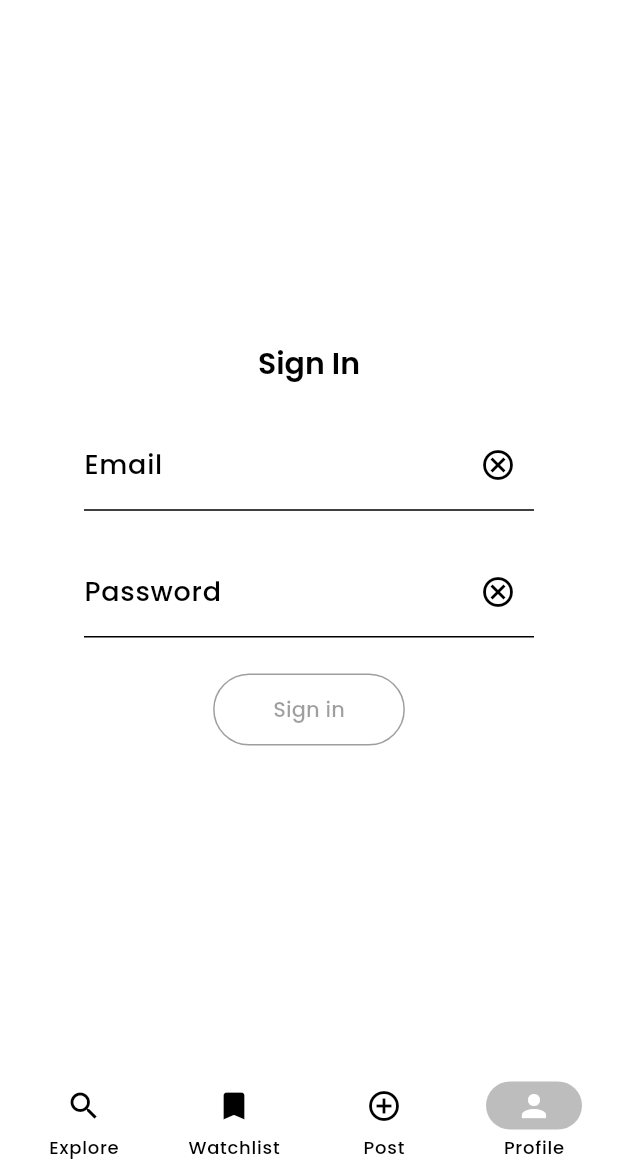
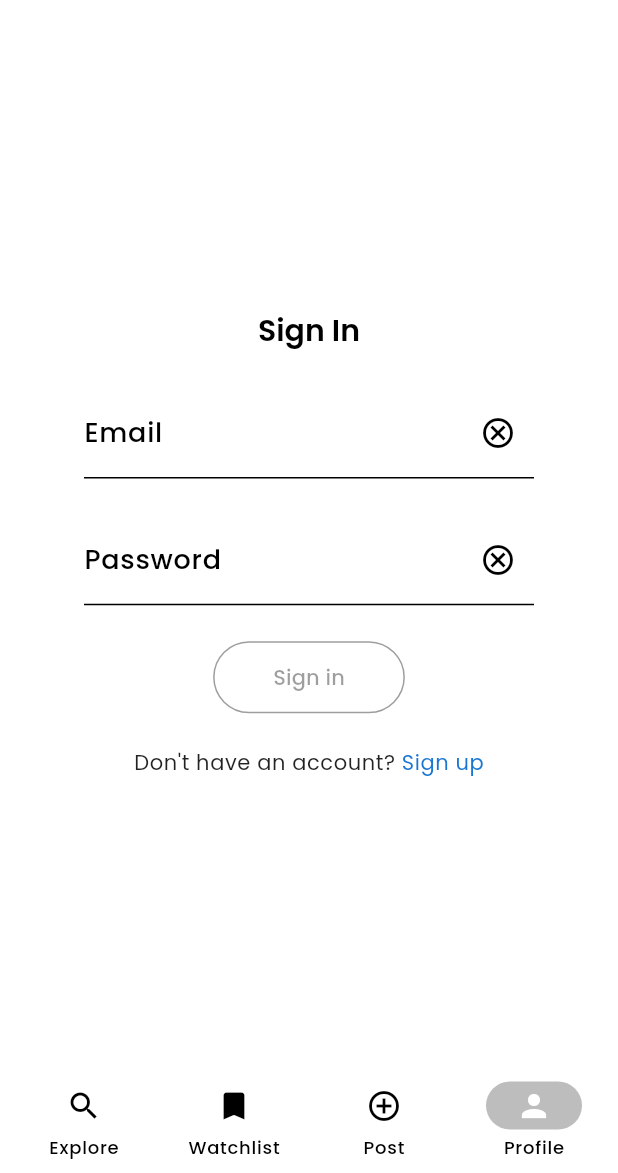
Before and after one commit to joengelena/aurae-beauty-app, a Flutter app: the SignInPage screen opened by its route, on a phone screen of 412 x 824 dp, the part 63-1236 px from its top. Run offline on Flutter 3.47's test engine with Material 3 defaults, Android fonts, the phone set to English and light mode, and no system bars; our stand-ins replace flutter_secure_storage, go_router, image_picker, smooth_page_indicator; accounts and stored records are empty; network calls fail.

Commit message:
In the sign in page add a link to the sign up page

```diff
--- a/lib/presentation/pages/profile/sign_in_page.dart
+++ b/lib/presentation/pages/profile/sign_in_page.dart
@@ -1,4 +1,5 @@
 import 'package:flutter/material.dart';
+import 'package:go_router/go_router.dart';
 
 class SignInPage extends StatefulWidget {
   const SignInPage({super.key});
@@ -99,6 +100,27 @@ class _SignInPageState extends State<SignInPage> {
               ),
               child: Text('Sign in'),
             ),
+
+            Row(
+              mainAxisAlignment: MainAxisAlignment.center,
+              children: [
+                Text(
+                  'Don\'t have an account? ',
+                  style: Theme.of(context).textTheme.bodySmall,
+                ),
+                GestureDetector(
+                  onTap: () {
+                    context.go('/profile/signup');
+                  },
+                  child: Text(
+                    'Sign up',
+                    style: Theme.of(
+                      context,
+                    ).textTheme.bodySmall?.copyWith(color: Colors.blue[700]),
+                  ),
+                ),
+              ],
+            ),
           ],
         ),
       ),
```
